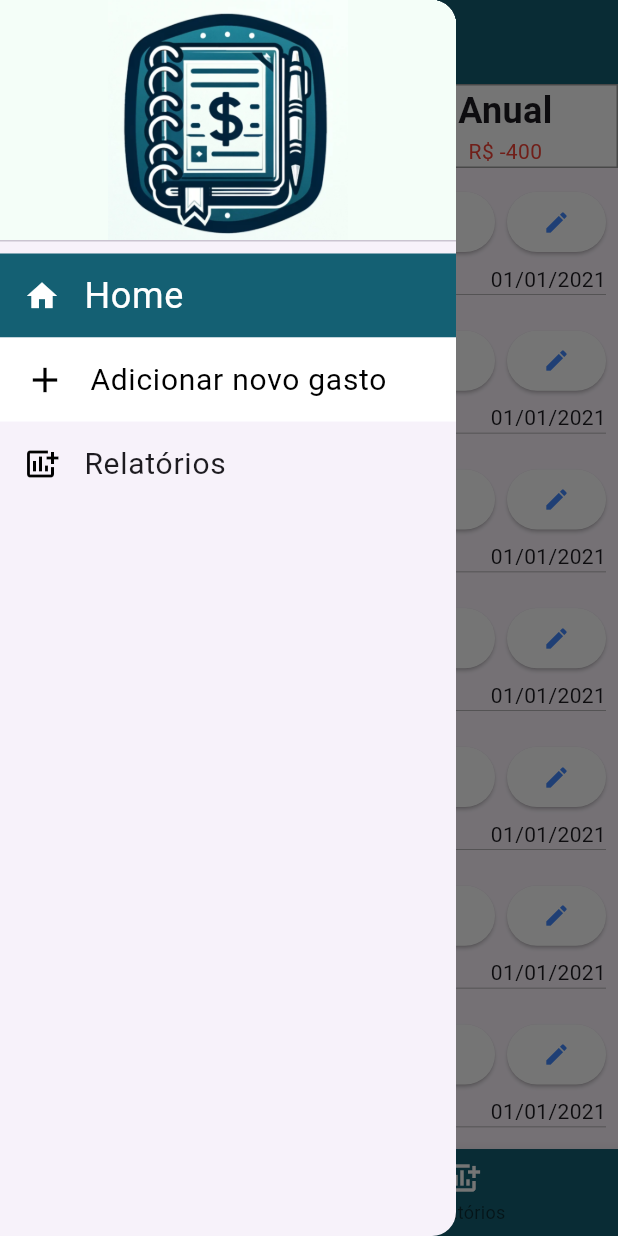
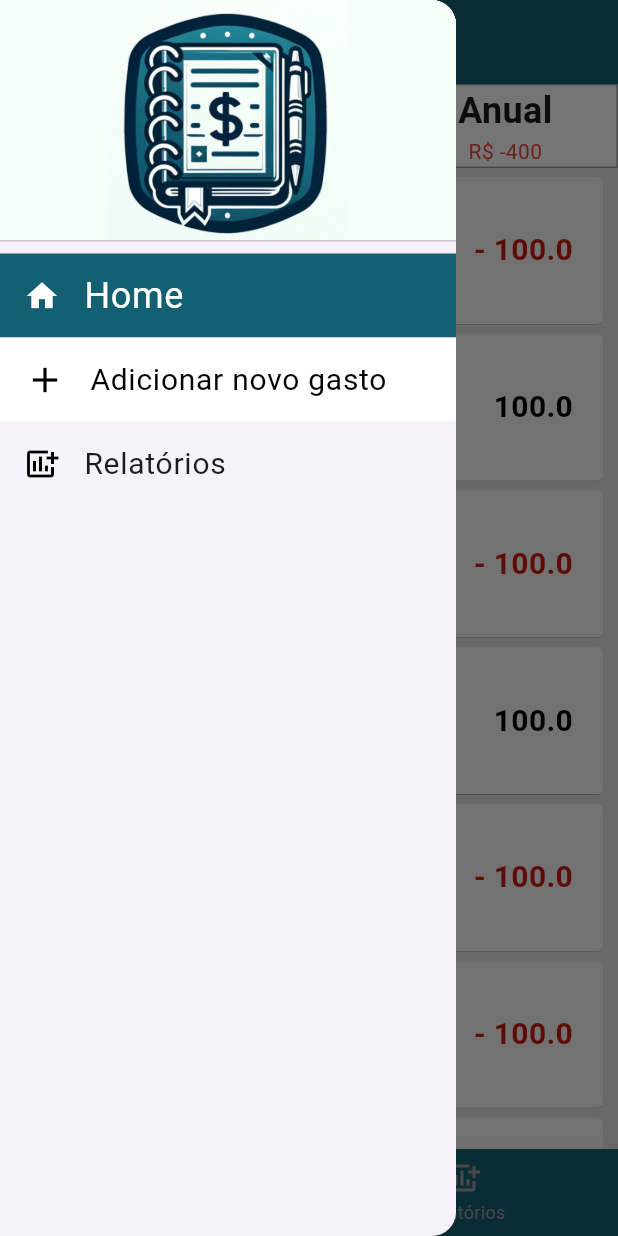
Before and after one commit to AntonyBresolin/controle_de_gastos, a Flutter app: the screen it shows after launch, with the side drawer open, on a phone screen of 412 x 824 dp. Run offline on Flutter 3.47's test engine with Material 3 defaults, Android fonts, the phone set to English and light mode, and no system bars.

Commit message:
organization and new model for the screens

```diff
--- /dev/null
+++ b/lib/components/AddNewSpentButton.dart
@@ -0,0 +1,58 @@
+import 'package:flutter/material.dart';
+
+class AddNewSpentButton extends StatelessWidget {
+  const AddNewSpentButton({super.key});
+  @override
+  Widget build(BuildContext context) {
+    return (Container(
+      decoration: BoxDecoration(
+        color: Colors.white,
+        border: Border.all(color: Colors.grey),
+      ),
+      child: const Row(
+        mainAxisAlignment: MainAxisAlignment.spaceEvenly,
+        children: [
+          Column(
+            children: [
+              Text(
+                "Semanal",
+                style: TextStyle(fontSize: 24, fontWeight: FontWeight.bold),
+              ),
+              Text(
+                "R\$ 300",
+                style: TextStyle(color: Colors.green),
+              )
+            ],
+          ),
+          Column(
+            children: [
+              Text(
+                "Mensal",
+                style: TextStyle(fontSize: 24, fontWeight: FontWeight.bold),
+              ),
+              Text(
+                "R\$ -400",
+                style: TextStyle(color: Colors.red),
+              )
+            ],
+          ),
+          Column(
+            children: [
+              Text(
+                "Anual",
+                style: TextStyle(
+                  fontSize: 24,
+                  fontWeight: FontWeight.bold,
+                ),
+              ),
+              Text(
+                "R\$ -400",
+                style: TextStyle(color: Colors.red),
+              )
+            ],
+          ),
+        ],
+      ),
+    ));
+  }
+}
--- /dev/null
+++ b/lib/components/CustomDrawer.dart
@@ -0,0 +1,93 @@
+import 'package:controle_de_gastos/pages/NewItemPage.dart';
+import 'package:flutter/material.dart';
+
+class CustomDrawer extends StatefulWidget {
+  @override
+  _CustomDrawerState createState() => _CustomDrawerState();
+}
+
+class _CustomDrawerState extends State<CustomDrawer> {
+  @override
+  int _selectedIndex = 0;
+
+  void _onItemTapped(int index) {
+    setState(() {
+      _selectedIndex = index;
+    });
+  }
+
+  Widget build(BuildContext context) {
+    return Drawer(
+      child: ListView(
+        padding: EdgeInsets.zero,
+        children: [
+          const SafeArea(
+            child: DrawerHeader(
+                decoration: BoxDecoration(
+                    color: Color(0xfff4fef8),
+                    image: DecorationImage(
+                        image: AssetImage('assets/image/menuImage.png'))),
+                child: Text("")),
+          ),
+          ListTile(
+            selected: _selectedIndex == 1,
+            tileColor: const Color(0xff146073),
+            leading: const Icon(
+              Icons.home,
+              color: Colors.white,
+            ),
+            title: const Text(
+              "Home",
+              style: TextStyle(
+                fontSize: 24,
+                color: Colors.white,
+              ),
+            ),
+            onTap: () {
+              _onItemTapped(1);
+              Navigator.pop(context);
+            },
+          ),
+          ListTile(
+            selected: _selectedIndex == 2,
+            tileColor: Colors.white,
+            leading: const Icon(
+              Icons.add,
+              color: Colors.black,
+              size: 28,
+            ),
+            title: const Text(
+              'Adicionar novo gasto',
+              style: TextStyle(
+                fontSize: 20,
+                fontWeight: FontWeight.normal,
+                color: Colors.black,
+              ),
+            ),
+            onTap: () {
+              _onItemTapped(2);
+
+              Navigator.pop(context);
+              Navigator.push(
+                context,
+                MaterialPageRoute(builder: (context) => const NewItemPage()),
+              );
+            },
+          ),
+          ListTile(
+            selected: _selectedIndex == 3,
+            leading: const Icon(Icons.add_chart, color: Colors.black),
+            title: const Text(
+              'Relatórios',
+              style: TextStyle(fontSize: 20, fontWeight: FontWeight.normal),
+            ),
+            onTap: () {
+              _onItemTapped(3);
+              Navigator.pop(context);
+            },
+          ),
+        ],
+      ),
+    );
+  }
+}
--- /dev/null
+++ b/lib/components/SliderAmount.dart
@@ -0,0 +1,27 @@
+import 'package:flutter/material.dart';
+
+class SliderAmount extends StatefulWidget {
+  const SliderAmount({super.key});
+
+  @override
+  State<SliderAmount> createState() => _SliderAmountState();
+}
+
+class _SliderAmountState extends State<SliderAmount> {
+  double _currentSliderValue = 0;
+
+  @override
+  Widget build(BuildContext context) {
+    return Slider(
+      value: _currentSliderValue,
+      max: 1000,
+      divisions: 1000,
+      label: _currentSliderValue.round().toString(),
+      onChanged: (double value) {
+        setState(() {
+          _currentSliderValue = value;
+        });
+      },
+    );
+  }
+}
--- a/lib/main.dart
+++ b/lib/main.dart
@@ -1,15 +1,8 @@
-import 'dart:ffi';
-
+import 'package:controle_de_gastos/components/AddNewSpentButton.dart';
+import 'package:controle_de_gastos/components/CustomDrawer.dart';
 import 'package:controle_de_gastos/components/DropdownMenuExample.dart';
+import 'package:controle_de_gastos/pages/NewItemPage.dart';
 import 'package:flutter/material.dart';
-
-const List<String> list = <String>[
-  'Selecione um item',
-  'Despesa',
-  'Salario',
-  'Lucro',
-  'Four'
-];
 
 List<Gasto> gastos = <Gasto>[
   Gasto(
@@ -32,7 +25,8 @@ List<Gasto> gastos = <Gasto>[
       name: 'Despesa',
       value: 100.0,
       type: 'Despesa',
-      date: '01/01/2021'),
+      date: '01/01/2021',
+      status: Status.entrada),
   Gasto(
       id: 5,
       name: 'Salario',
@@ -56,7 +50,7 @@ class MyApp extends StatelessWidget {
     return MaterialApp(
       title: 'Flutter Demo',
       theme: ThemeData(
-        primarySwatch: Colors.blue,
+        primarySwatch: Colors.grey,
       ),
       home: MyHomePage(),
     );
@@ -69,6 +63,7 @@ class MyHomePage extends StatelessWidget {
     return Scaffold(
       drawer: CustomDrawer(),
       appBar: AppBar(
+        iconTheme: const IconThemeData(color: Colors.white),
         title: const Text(
           'Controle de Gastos',
           style: TextStyle(color: Colors.white),
@@ -93,6 +88,7 @@ class MyHomePage extends StatelessWidget {
             color: Color(0xff146073),
           )),
       bottomNavigationBar: BottomNavigationBar(
+        unselectedItemColor: Colors.grey,
         backgroundColor: const Color(0xff146073),
         items: const <BottomNavigationBarItem>[
           BottomNavigationBarItem(
@@ -105,193 +101,12 @@ class MyHomePage extends StatelessWidget {
           BottomNavigationBarItem(
               icon: Icon(
                 Icons.add_chart,
-                color: Colors.white,
               ),
               label: 'Relatórios')
         ],
         selectedItemColor: Colors.white,
       ),
       floatingActionButtonLocation: FloatingActionButtonLocation.centerDocked,
-    );
-  }
-}
-
-class CustomDrawer extends StatefulWidget {
-  @override
-  _CustomDrawerState createState() => _CustomDrawerState();
-}
-
-class _CustomDrawerState extends State<CustomDrawer> {
-  @override
-  int _selectedIndex = 0;
-
-  void _onItemTapped(int index) {
-    setState(() {
-      _selectedIndex = index;
-    });
-  }
-
-  Widget build(BuildContext context) {
-    return Drawer(
-      child: ListView(
-        padding: EdgeInsets.zero,
-        children: [
-          const SafeArea(
-            child: DrawerHeader(
-                decoration: BoxDecoration(
-                    color: Color(0xfff4fef8),
-                    image: DecorationImage(
-                        image: AssetImage('assets/image/menuImage.png'))),
-                child: Text("")),
-          ),
-          ListTile(
-            selected: _selectedIndex == 1,
-            tileColor: const Color(0xff146073),
-            leading: const Icon(
-              Icons.home,
-              color: Colors.white,
-            ),
-            title: const Text(
-              "Home",
-              style: TextStyle(
-                fontSize: 24,
-                color: Colors.white,
-              ),
-            ),
-            onTap: () {
-              _onItemTapped(1);
-              Navigator.pop(context);
-            },
-          ),
-          ListTile(
-            selected: _selectedIndex == 2,
-            tileColor: Colors.white,
-            leading: const Icon(
-              Icons.add,
-              color: Colors.black,
-              size: 28,
-            ),
-            title: const Text(
-              'Adicionar novo gasto',
-              style: TextStyle(
-                fontSize: 20,
-                fontWeight: FontWeight.normal,
-                color: Colors.black,
-              ),
-            ),
-            onTap: () {
-              _onItemTapped(2);
-
-              Navigator.pop(context);
-              Navigator.push(
-                context,
-                MaterialPageRoute(builder: (context) => const NewItemPage()),
-              );
-            },
-          ),
-          ListTile(
-            selected: _selectedIndex == 3,
-            leading: const Icon(Icons.add_chart, color: Colors.black),
-            title: const Text(
-              'Relatórios',
-              style: TextStyle(fontSize: 20, fontWeight: FontWeight.normal),
-            ),
-            onTap: () {
-              _onItemTapped(3);
-              Navigator.pop(context);
-            },
-          ),
-        ],
-      ),
-    );
-  }
-}
-
-class NewItemPage extends StatelessWidget {
-  const NewItemPage({super.key});
-  @override
-  Widget build(BuildContext context) {
-    return Scaffold(
-      appBar: AppBar(
-        title: const Text("Adicionar novo débito"),
-        backgroundColor: const Color(0xff146073),
-      ),
-      body: Column(
-        mainAxisAlignment: MainAxisAlignment.start,
-        children: [
-          const Padding(
-            padding: EdgeInsets.all(8.0),
-            child: Center(
-              child: Text(
-                "Adicionar\n uma nova entrada",
-                style: TextStyle(
-                  fontSize: 32,
-                ),
-                textAlign: TextAlign.center,
-              ),
-            ),
-          ),
-          Row(
-            mainAxisAlignment: MainAxisAlignment.start,
-            children: [
-              Expanded(
-                child: Padding(
-                  padding: const EdgeInsets.all(8.0),
-                  child: TextField(
-                    keyboardType: TextInputType.number,
-                    decoration: InputDecoration(
-                      border: OutlineInputBorder(
-                          borderRadius: BorderRadius.circular(10.0)),
-                      labelText: 'Insira um valor',
-                    ),
-                  ),
-                ),
-              ),
-              const Padding(
-                padding: EdgeInsets.all(8.0),
-                child: DropdownMenuExample(),
-              ),
-            ],
-          ),
-          const SliderAmount(),
-          Padding(
-            padding: const EdgeInsets.only(top: 100.0),
-            child: ElevatedButton(
-              onPressed: () {},
-              style: ButtonStyle(
-                backgroundColor: MaterialStateProperty.all(Colors.lightGreen),
-              ),
-              child: Text("Adicionar"),
-            ),
-          ),
-        ],
-      ),
-    );
-  }
-}
-
-class SliderAmount extends StatefulWidget {
-  const SliderAmount({super.key});
-
-  @override
-  State<SliderAmount> createState() => _SliderAmountState();
-}
-
-class _SliderAmountState extends State<SliderAmount> {
-  double _currentSliderValue = 0;
-
-  @override
-  Widget build(BuildContext context) {
-    return Slider(
-      value: _currentSliderValue,
-      max: 1000,
-      divisions: 1000,
-      label: _currentSliderValue.round().toString(),
-      onChanged: (double value) {
-        setState(() {
-          _currentSliderValue = value;
-        });
-      },
     );
   }
 }
@@ -312,135 +127,95 @@ class HistoryItem extends StatelessWidget {
             child: ListView.builder(
               itemCount: gastos.length,
               itemBuilder: (context, index) {
-                return Padding(
-                  padding: EdgeInsets.all(8.0),
+                return Container(
+                  color: Color.fromARGB(255, 232, 228, 228),
+                  child: Padding(
+                    padding: const EdgeInsets.only(
+                        top: 6.0, right: 10.0, left: 10.0),
                     child: Container(
-                    decoration: const BoxDecoration(
-                      border: Border(
+                      decoration: BoxDecoration(
+                        borderRadius: BorderRadius.circular(4.0),
+                        color: Color.fromARGB(255, 250, 249, 249),
+                        border: const Border(
                             bottom: BorderSide(color: Colors.grey, width: 0.5)),
                       ),
                       child: Column(
                         children: [
-                        Row(
+                          Padding(
+                            padding: const EdgeInsets.all(12.0),
+                            child: Row(
                               mainAxisAlignment: MainAxisAlignment.spaceBetween,
                               children: [
                                 Expanded(
                                   flex: 1,
-                              child: ListTile(
-                                leading:
-                                    const Icon(Icons.align_vertical_center),
-                                title: Text(
+                                  child: Row(
+                                    mainAxisAlignment: MainAxisAlignment.start,
+                                    children: [
+                                      gastos[index].status == Status.entrada
+                                          ? const Icon(
+                                              Icons.north_east,
+                                              color: Colors.green,
+                                              size: 56.0,
+                                            )
+                                          : const Icon(
+                                              Icons.south_east,
+                                              color: Colors.red,
+                                              size: 56.0,
+                                            ),
+                                      Padding(
+                                        padding:
+                                            const EdgeInsets.only(left: 8.0),
+                                        child: Column(
+                                            mainAxisAlignment:
+                                                MainAxisAlignment.start,
+                                            children: [
+                                              Text(gastos[index].type),
+                                              Text(
                                                 gastos[index].name,
-                                  style: const TextStyle(fontSize: 24),
+                                                style: const TextStyle(
+                                                    fontSize: 24,
+                                                    fontWeight:
+                                                        FontWeight.bold),
                                               ),
+                                              Text(
+                                                gastos[index].date,
+                                                style: const TextStyle(
+                                                    color: Color.fromARGB(
+                                                        255, 152, 148, 148)),
                                               ),
-                            ),
-                            Row(
-                              mainAxisAlignment: MainAxisAlignment.center,
-                              children: [
-                                ElevatedButton(
-                                  onPressed: () {
-                                    return;
-                                  },
-                                  style: ElevatedButton.styleFrom(
-                                      backgroundColor: Colors.white),
-                                  child: const Icon(
-                                    Icons.delete,
-                                    color: Colors.red,
+                                            ]),
+                                      )
+                                    ],
                                   ),
                                 ),
                                 Padding(
-                                  padding: const EdgeInsets.only(left: 8.0),
-                                  child: ElevatedButton(
-                                    onPressed: () {
-                                      return;
-                                    },
-                                    style: ElevatedButton.styleFrom(
-                                        backgroundColor: Colors.white),
-                                    child: const Icon(
-                                      Icons.edit,
-                                      color: Colors.blueAccent,
-                                    ),
+                                  padding: const EdgeInsets.all(8.0),
+                                  child: Text(
+                                    gastos[index].status == Status.entrada
+                                        ? "${gastos[index].value}"
+                                        : "- ${gastos[index].value}",
+                                    style:
+                                        (gastos[index].status == Status.entrada
+                                            ? const TextStyle(
+                                                color: Colors.black,
+                                                fontSize: 20,
+                                                fontWeight: FontWeight.bold)
+                                            : const TextStyle(
+                                                color: Color.fromARGB(
+                                                    255, 203, 27, 15),
+                                                fontSize: 20,
+                                                fontWeight: FontWeight.bold)),
                                   ),
                                 ),
                               ],
                             ),
+                          ),
                         ],
                       ),
-                        Row(
-                          mainAxisAlignment: MainAxisAlignment.spaceBetween,
-                          children: [
-                            Text(
-                              "R\$ ${gastos[index].value}",
-                              style: (gastos[index].status == Status.entrada
-                                  ? const TextStyle(color: Colors.blue)
-                                  : const TextStyle(color: Colors.red)),
-                            ),
-                            Text(gastos[index].date),
-                          ],
-                        )
-                      ],
                     ),
                   ),
                 );
               },
-            ),
-          ));
-  }
-}
-
-class AddNewSpentButton extends StatelessWidget {
-  const AddNewSpentButton({super.key});
-  @override
-  Widget build(BuildContext context) {
-    return (Container(
-      decoration: BoxDecoration(
-        color: Colors.white,
-        border: Border.all(color: Colors.grey),
-      ),
-      child: const Row(
-        mainAxisAlignment: MainAxisAlignment.spaceEvenly,
-        children: [
-          Column(
-            children: [
-              Text(
-                "Semanal",
-                style: TextStyle(fontSize: 24, fontWeight: FontWeight.bold),
-              ),
-              Text(
-                "R\$ 300",
-                style: TextStyle(color: Colors.green),
-              )
-            ],
-          ),
-          Column(
-            children: [
-              Text(
-                "Mensal",
-                style: TextStyle(fontSize: 24, fontWeight: FontWeight.bold),
-              ),
-              Text(
-                "R\$ -400",
-                style: TextStyle(color: Colors.red),
-              )
-            ],
-          ),
-          Column(
-            children: [
-              Text(
-                "Anual",
-                style: TextStyle(
-                  fontSize: 24,
-                  fontWeight: FontWeight.bold,
-                ),
-              ),
-              Text(
-                "R\$ -400",
-                style: TextStyle(color: Colors.red),
-              )
-            ],
-          ),
-        ],
             ),
           ));
   }
@@ -465,6 +240,22 @@ class Gasto {
       this.status = Status.saida});
 }
 
+class TypeGasto {
+  int id;
+  String name;
+  String color;
+
+  TypeGasto({this.id = 0, this.name = '', this.color = 'fff'});
+}
+
+const List<String> list = <String>[
+  'Selecione um item',
+  'Despesa',
+  'Salario',
+  'Lucro',
+  'Four'
+];
+
 void printarLista() {
   print(gastos.isEmpty);
   for (var gasto in gastos) {
--- /dev/null
+++ b/lib/pages/NewItemPage.dart
@@ -0,0 +1,67 @@
+import 'package:controle_de_gastos/components/DropdownMenuExample.dart';
+import 'package:controle_de_gastos/components/SliderAmount.dart';
+import 'package:controle_de_gastos/main.dart';
+import 'package:flutter/material.dart';
+
+class NewItemPage extends StatelessWidget {
+  const NewItemPage({super.key});
+  @override
+  Widget build(BuildContext context) {
+    return Scaffold(
+      appBar: AppBar(
+        title: const Text("Adicionar novo débito"),
+        backgroundColor: const Color(0xff146073),
+      ),
+      body: Column(
+        mainAxisAlignment: MainAxisAlignment.start,
+        children: [
+          const Padding(
+            padding: EdgeInsets.all(8.0),
+            child: Center(
+              child: Text(
+                "Adicionar\n uma nova entrada",
+                style: TextStyle(
+                  fontSize: 32,
+                ),
+                textAlign: TextAlign.center,
+              ),
+            ),
+          ),
+          Row(
+            mainAxisAlignment: MainAxisAlignment.start,
+            children: [
+              Expanded(
+                child: Padding(
+                  padding: const EdgeInsets.all(8.0),
+                  child: TextField(
+                    keyboardType: TextInputType.number,
+                    decoration: InputDecoration(
+                      border: OutlineInputBorder(
+                          borderRadius: BorderRadius.circular(10.0)),
+                      labelText: 'Insira um valor',
+                    ),
+                  ),
+                ),
+              ),
+              const Padding(
+                padding: EdgeInsets.all(8.0),
+                child: DropdownMenuExample(),
+              ),
+            ],
+          ),
+          const SliderAmount(),
+          Padding(
+            padding: const EdgeInsets.only(top: 100.0),
+            child: ElevatedButton(
+              onPressed: () {},
+              style: ButtonStyle(
+                backgroundColor: MaterialStateProperty.all(Colors.lightGreen),
+              ),
+              child: const Text("Adicionar"),
+            ),
+          ),
+        ],
+      ),
+    );
+  }
+}
```
Also changed, not shown: 2 other files. Lines whose indentation alone changed are shown as unchanged.
